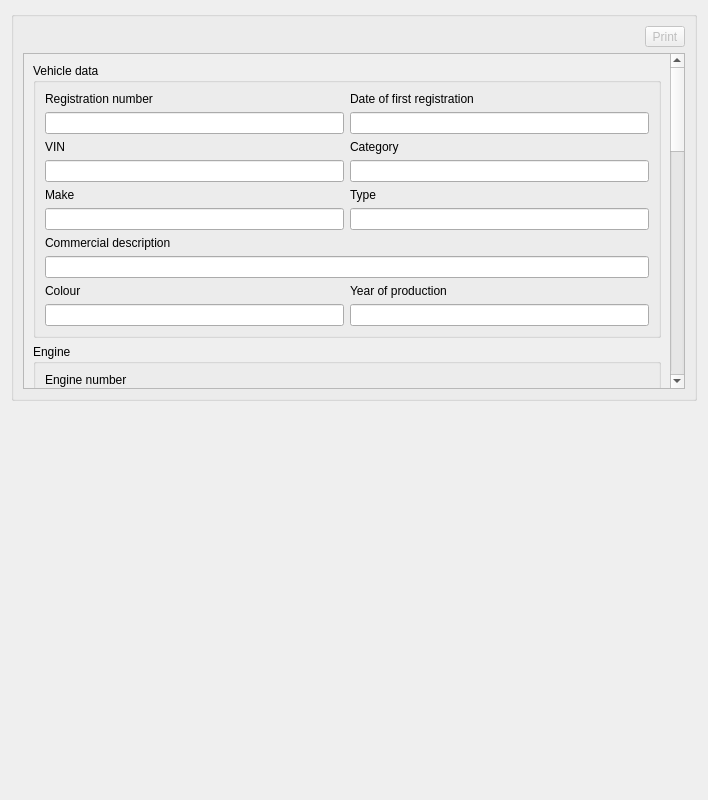
Above: src/document/vehicle/vehicle.ui from LibreSCRS/LibreCelik before the change. Below: the same form after it.
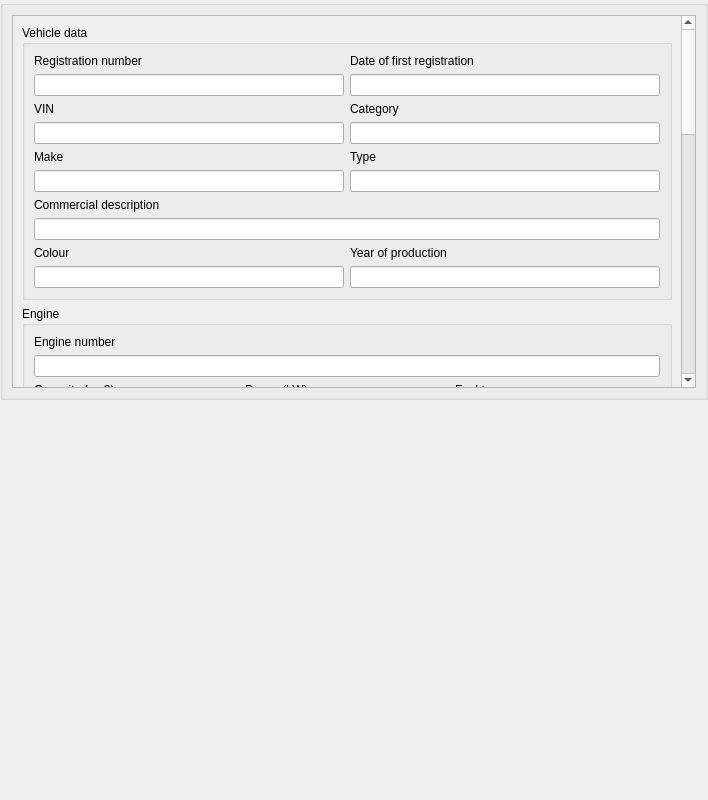
That is the form after the change. Icons and pictures are not drawn. Custom widgets are drawn as their Qt base class.

```diff
--- a/src/document/vehicle/vehicle.ui
+++ b/src/document/vehicle/vehicle.ui
@@ -14,6 +14,10 @@
    <string>Form</string>
   </property>
   <layout class="QVBoxLayout" name="verticalLayout">
+   <property name="leftMargin"><number>0</number></property>
+   <property name="topMargin"><number>0</number></property>
+   <property name="rightMargin"><number>0</number></property>
+   <property name="bottomMargin"><number>0</number></property>
    <item>
     <widget class="CollapsibleSection" name="vehicleCardSection">
      <property name="sizePolicy">
@@ -23,29 +27,6 @@
       </sizepolicy>
      </property>
      <layout class="QVBoxLayout" name="verticalLayout_main">
-      <item alignment="Qt::AlignmentFlag::AlignRight">
-       <widget class="QToolButton" name="toolButton">
-        <property name="enabled">
-         <bool>false</bool>
-        </property>
-        <property name="text">
-         <string>Print</string>
-        </property>
-        <property name="icon">
-         <iconset resource="../../resources/librecelik.qrc">
-          <normaloff>:/images/printer-1414.png</normaloff>:/images/printer-1414.png</iconset>
-        </property>
-        <property name="iconSize">
-         <size>
-          <width>32</width>
-          <height>32</height>
-         </size>
-        </property>
-        <property name="toolButtonStyle">
-         <enum>Qt::ToolButtonStyle::ToolButtonIconOnly</enum>
-        </property>
-       </widget>
-      </item>
       <!-- Scrollable content area -->
      <item>
       <widget class="QScrollArea" name="scrollArea">
```
